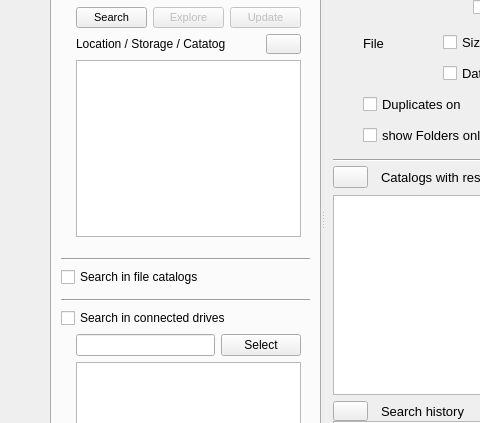
First picture: the form in mainwindow.ui, repository StephaneCouturier/Katalog, before the edit; both pictures show x 0 to 480 and y 154 to 577 of the 1267 by 746 pixel window.
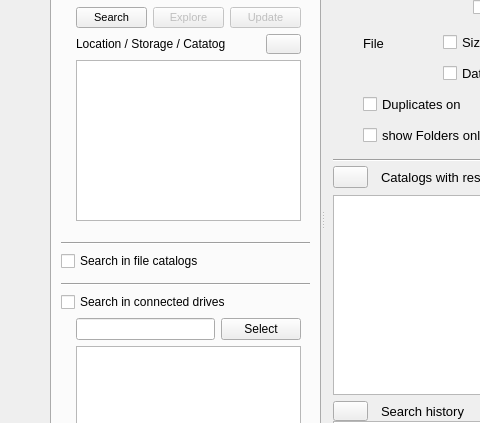
Second picture: the form after the edit. Icons and pictures are not drawn. Custom widgets are drawn as their Qt base class.

Diff of the .ui file:
```diff
--- a/mainwindow.ui
+++ b/mainwindow.ui
@@ -496,11 +496,8 @@
                </item>
                <item>
                 <widget class="QTreeView" name="Filters_treeView_Devices">
-                 <property name="sizePolicy">
-                  <sizepolicy hsizetype="Expanding" vsizetype="Expanding">
-                   <horstretch>0</horstretch>
-                   <verstretch>0</verstretch>
-                  </sizepolicy>
+                 <property name="sizeAdjustPolicy">
+                  <enum>QAbstractScrollArea::AdjustToContents</enum>
                  </property>
                  <property name="editTriggers">
                   <set>QAbstractItemView::NoEditTriggers</set>
@@ -523,6 +520,9 @@
                  <property name="rootIsDecorated">
                   <bool>true</bool>
                  </property>
+                 <property name="sortingEnabled">
+                  <bool>true</bool>
+                 </property>
                  <property name="animated">
                   <bool>true</bool>
                  </property>
```
Left out of the diff: 3 changed lines with no effect on the pictures.
